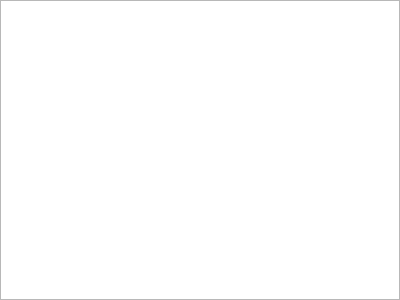
Above: cyk.ui from AmirBitaraf/LanguageTheory before the change. Below: the same form after it.
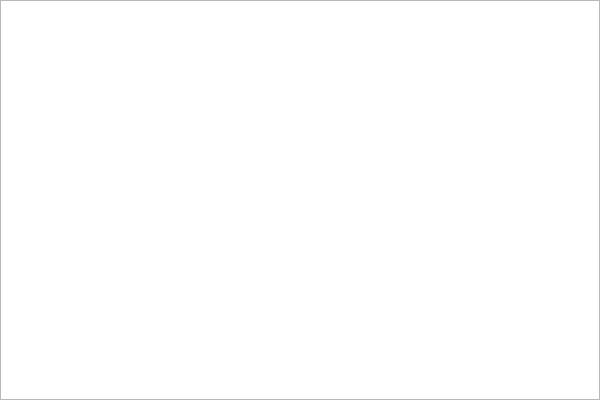
That is the form after the change.

```diff
--- a/cyk.ui
+++ b/cyk.ui
@@ -9,8 +9,8 @@
    <rect>
     <x>0</x>
     <y>0</y>
-    <width>400</width>
-    <height>300</height>
+    <width>600</width>
+    <height>400</height>
    </rect>
   </property>
   <property name="sizePolicy">
@@ -21,14 +21,14 @@
   </property>
   <property name="minimumSize">
    <size>
-    <width>400</width>
-    <height>300</height>
+    <width>600</width>
+    <height>400</height>
    </size>
   </property>
   <property name="maximumSize">
    <size>
-    <width>400</width>
-    <height>300</height>
+    <width>600</width>
+    <height>400</height>
    </size>
   </property>
   <property name="windowTitle">
@@ -42,8 +42,8 @@
     <rect>
      <x>0</x>
      <y>0</y>
-     <width>400</width>
-     <height>300</height>
+     <width>600</width>
+     <height>400</height>
     </rect>
    </property>
   </widget>
```
Left out of the diff: 2 changed lines with no effect on the pictures.
